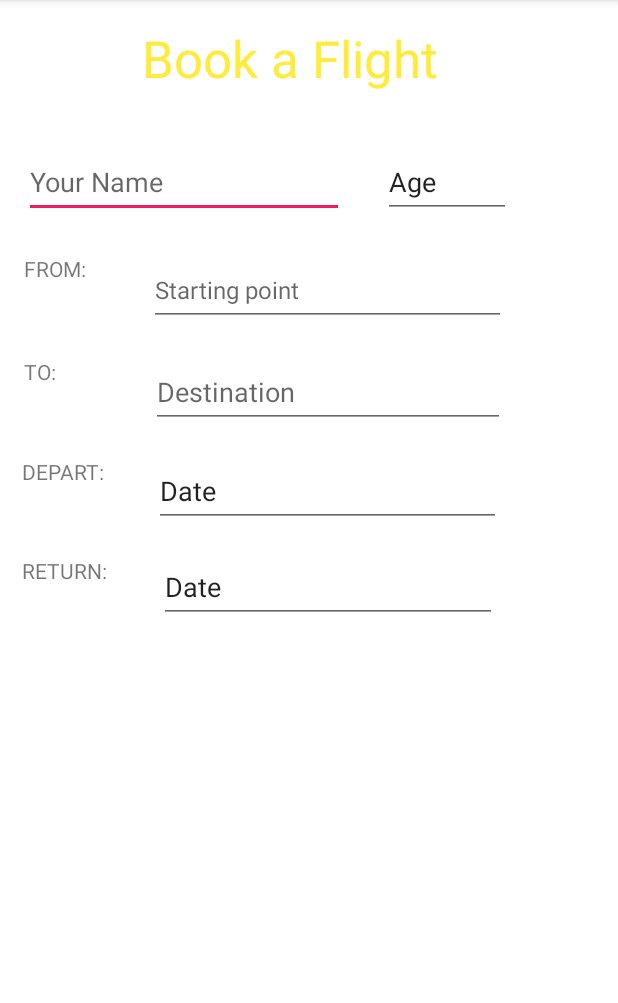
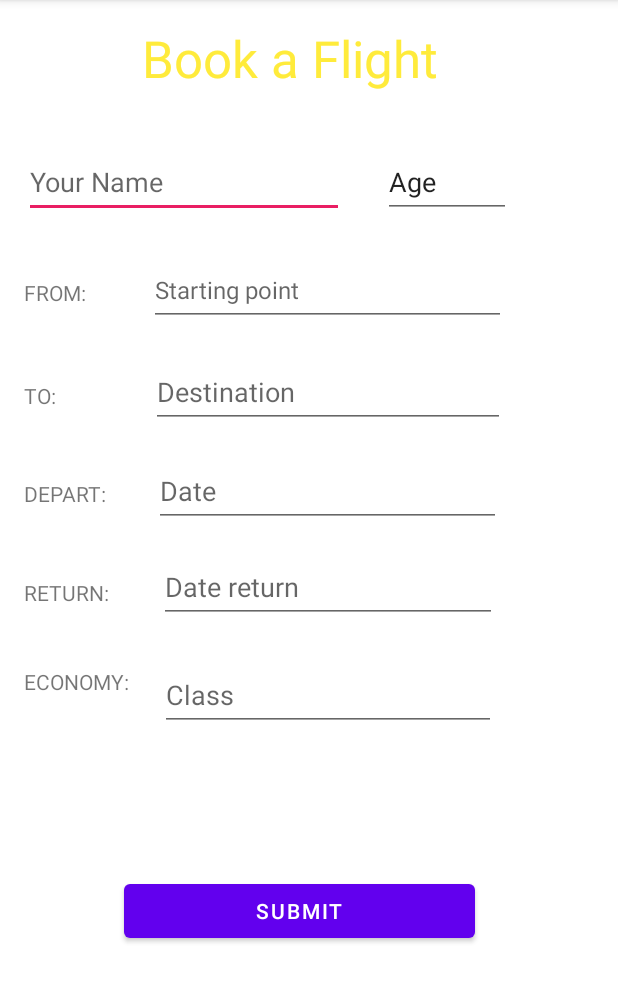
Before and after one commit to gilbertKorir/Flight-Tracker-Android, an Android app: the BookingActivity screen opened directly, with no data from a screen before it, on a phone screen of 412 x 824 dp, the part 84-1087 px from its top. Run offline under Robolectric (Android 15) with nearby library versions, the phone set to English and light mode, and no system bars.

Commit message:
ft:customized the booking layout

```diff
--- a/app/src/main/res/layout/activity_booking.xml
+++ b/app/src/main/res/layout/activity_booking.xml
@@ -53,7 +53,7 @@
         android:id="@+id/textView4"
         android:layout_width="59dp"
         android:layout_height="31dp"
-        android:layout_marginTop="24dp"
+        android:layout_marginTop="40dp"
         android:layout_marginEnd="68dp"
         android:text="FROM:"
         app:layout_constraintEnd_toStartOf="@+id/startingPoint"
@@ -98,10 +98,11 @@
         android:id="@+id/textView12"
         android:layout_width="55dp"
         android:layout_height="30dp"
-        android:layout_marginTop="41dp"
+        android:layout_marginTop="40dp"
         android:layout_marginEnd="34dp"
         android:text="DEPART:"
         app:layout_constraintEnd_toStartOf="@+id/departDate"
+        app:layout_constraintHorizontal_bias="0.0"
         app:layout_constraintStart_toStartOf="@+id/textView5"
         app:layout_constraintTop_toBottomOf="@+id/textView5" />
 
@@ -111,8 +112,8 @@
         android:layout_height="48dp"
         android:layout_marginTop="18dp"
         android:ems="10"
+        android:hint="Date"
         android:inputType="textPersonName"
-        android:text="Date"
         app:layout_constraintEnd_toEndOf="@+id/endPoint"
         app:layout_constraintStart_toStartOf="@+id/endPoint"
         app:layout_constraintTop_toBottomOf="@+id/endPoint" />
@@ -132,10 +133,44 @@
         android:layout_height="48dp"
         android:layout_marginTop="16dp"
         android:ems="10"
+        android:hint="Date return"
         android:inputType="textPersonName"
         android:minHeight="48dp"
-        android:text="Date"
         app:layout_constraintEnd_toEndOf="@+id/departDate"
         app:layout_constraintStart_toStartOf="@+id/departDate"
         app:layout_constraintTop_toBottomOf="@+id/departDate" />
+
+    <Button
+        android:id="@+id/submitButton"
+        android:layout_width="234dp"
+        android:layout_height="48dp"
+        android:layout_marginStart="135dp"
+        android:layout_marginTop="168dp"
+        android:layout_marginEnd="182dp"
+        android:text="Submit"
+        app:layout_constraintEnd_toEndOf="parent"
+        app:layout_constraintHorizontal_bias="0.378"
+        app:layout_constraintStart_toStartOf="parent"
+        app:layout_constraintTop_toBottomOf="@+id/returnDate" />
+
+    <TextView
+        android:id="@+id/textView14"
+        android:layout_width="70dp"
+        android:layout_height="37dp"
+        android:layout_marginTop="40dp"
+        android:text="ECONOMY:"
+        app:layout_constraintStart_toStartOf="@+id/df"
+        app:layout_constraintTop_toBottomOf="@+id/df" />
+
+    <EditText
+        android:id="@+id/editTextTextPersonName5"
+        android:layout_width="224dp"
+        android:layout_height="48dp"
+        android:layout_marginTop="24dp"
+        android:ems="10"
+        android:hint="Class"
+        android:inputType="textPersonName"
+        app:layout_constraintEnd_toEndOf="@+id/returnDate"
+        app:layout_constraintStart_toStartOf="@+id/returnDate"
+        app:layout_constraintTop_toBottomOf="@+id/returnDate" />
 </androidx.constraintlayout.widget.ConstraintLayout>
```
